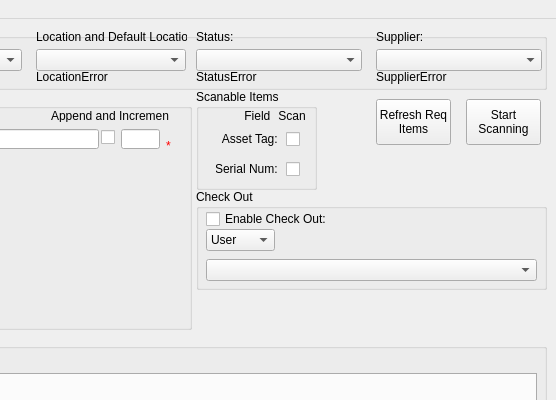
The window that QTDesigner/snipescan.ui (azmcnutt/snipeassist) describes before a commit, drawn with Qt 5; both pictures show x 294 to 850 and y 0 to 400 of the 850 by 636 pixel window.
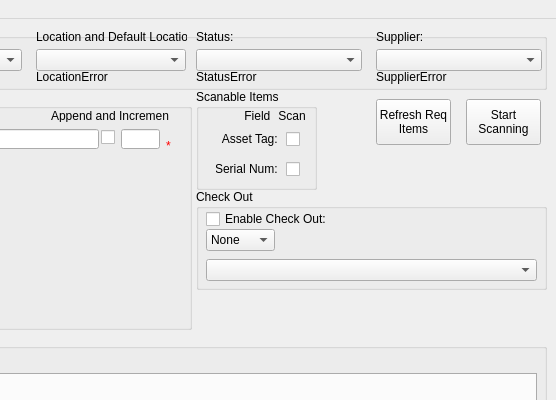
The same window after the commit.

Commit message: feat(ui):  Configured check out to ara

```diff
--- a/QTDesigner/snipescan.ui
+++ b/QTDesigner/snipescan.ui
@@ -1048,9 +1048,11 @@
        <height>22</height>
       </rect>
      </property>
-     <property name="currentText">
-      <string>User</string>
-     </property>
+     <item>
+      <property name="text">
+       <string>None</string>
+      </property>
+     </item>
      <item>
       <property name="text">
        <string>User</string>
```
The commit also changes 2 other files.
